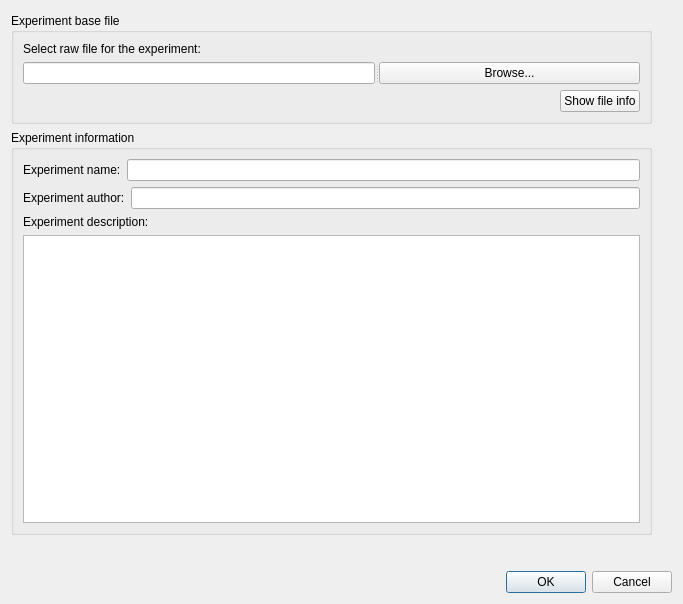
The window that meggie/ui/qt4Designer_ui_files/createExperimentDialog.ui (cibr-jyu/meggie) describes before a commit, drawn with Qt 5.
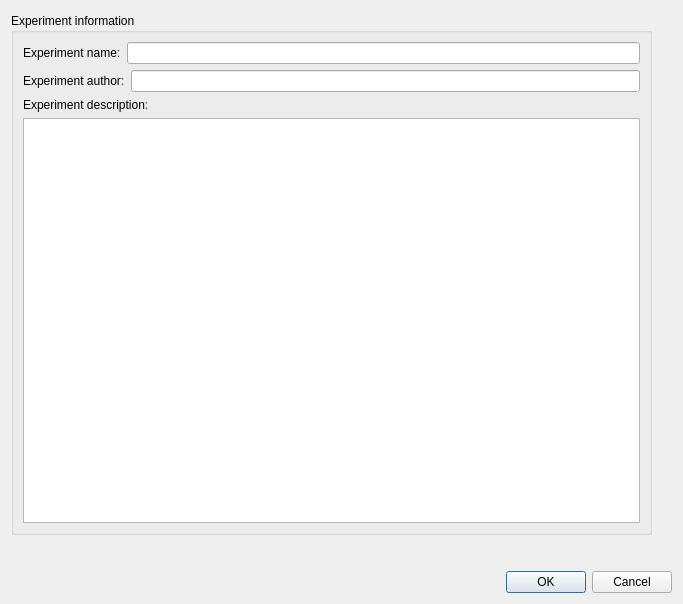
The same window after the commit.

Diff of the .ui file:
```diff
--- a/meggie/ui/qt4Designer_ui_files/createExperimentDialog.ui
+++ b/meggie/ui/qt4Designer_ui_files/createExperimentDialog.ui
@@ -50,63 +50,6 @@
         </rect>
        </property>
        <layout class="QVBoxLayout" name="verticalLayout_2">
-        <item>
-         <layout class="QVBoxLayout" name="verticalLayout">
-          <item>
-           <widget class="QGroupBox" name="groupBox">
-            <property name="title">
-             <string>Experiment base file</string>
-            </property>
-            <layout class="QGridLayout" name="gridLayout">
-             <item row="1" column="0">
-              <widget class="QSplitter" name="splitter">
-               <property name="orientation">
-                <enum>Qt::Horizontal</enum>
-               </property>
-               <widget class="QLineEdit" name="FilePathLineEdit"/>
-               <widget class="QPushButton" name="browseButton">
-                <property name="text">
-                 <string>Browse...</string>
-                </property>
-               </widget>
-              </widget>
-             </item>
-             <item row="2" column="0">
-              <layout class="QHBoxLayout" name="horizontalLayout_3">
-               <item>
-                <spacer name="horizontalSpacer">
-                 <property name="orientation">
-                  <enum>Qt::Horizontal</enum>
-                 </property>
-                 <property name="sizeHint" stdset="0">
-                  <size>
-                   <width>40</width>
-                   <height>20</height>
-                  </size>
-                 </property>
-                </spacer>
-               </item>
-               <item>
-                <widget class="QPushButton" name="showFileInfoButton">
-                 <property name="text">
-                  <string>Show file info</string>
-                 </property>
-                </widget>
-               </item>
-              </layout>
-             </item>
-             <item row="0" column="0">
-              <widget class="QLabel" name="label">
-               <property name="text">
-                <string>Select raw file for the experiment:</string>
-               </property>
-              </widget>
-             </item>
-            </layout>
-           </widget>
-          </item>
-         </layout>
-        </item>
         <item>
          <widget class="QGroupBox" name="groupBox_2">
           <property name="title">
```
Left out of the diff: 3 changed lines with no effect on the pictures.
